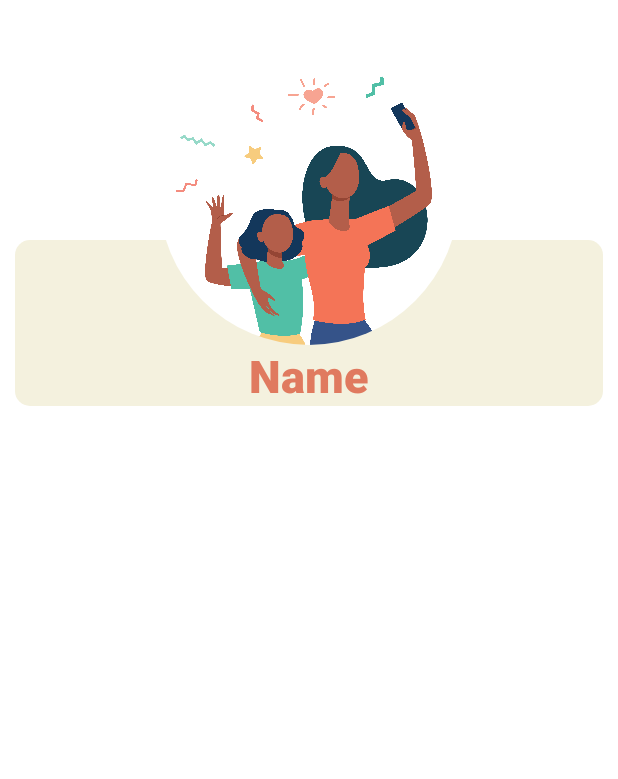
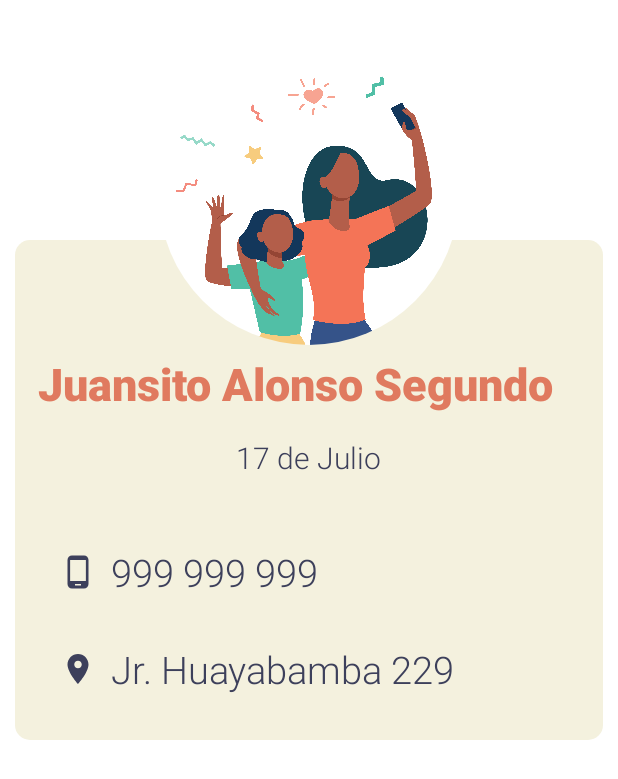
Before and after one commit to oliverTuesta/My_family, an Android app: the layout fragment_family_detail.xml on its own in the app's theme, with its tools: preview values and no code run, on a phone screen of 412 x 824 dp. Shown: the top 779 px of the screen. Run offline under Robolectric (Android 15) with nearby library versions, the phone set to English and light mode, and no system bars.

Commit message:
fragment family detail terminado

```diff
--- /dev/null
+++ b/app/src/main/res/drawable/ic_location.xml
@@ -0,0 +1,10 @@
+<vector xmlns:android="http://schemas.android.com/apk/res/android"
+    android:width="24dp"
+    android:height="24dp"
+    android:viewportWidth="24"
+    android:viewportHeight="24"
+    android:tint="@color/blue">
+  <path
+      android:fillColor="@android:color/white"
+      android:pathData="M12,2C8.13,2 5,5.13 5,9c0,5.25 7,13 7,13s7,-7.75 7,-13c0,-3.87 -3.13,-7 -7,-7zM12,11.5c-1.38,0 -2.5,-1.12 -2.5,-2.5s1.12,-2.5 2.5,-2.5 2.5,1.12 2.5,2.5 -1.12,2.5 -2.5,2.5z"/>
+</vector>
--- /dev/null
+++ b/app/src/main/res/drawable/ic_phone.xml
@@ -0,0 +1,10 @@
+<vector xmlns:android="http://schemas.android.com/apk/res/android"
+    android:width="24dp"
+    android:height="24dp"
+    android:viewportWidth="24"
+    android:viewportHeight="24"
+    android:tint="@color/blue">
+  <path
+      android:fillColor="@android:color/white"
+      android:pathData="M16,1L8,1C6.34,1 5,2.34 5,4v16c0,1.66 1.34,3 3,3h8c1.66,0 3,-1.34 3,-3L19,4c0,-1.66 -1.34,-3 -3,-3zM14,21h-4v-1h4v1zM17.25,18L6.75,18L6.75,4h10.5v14z"/>
+</vector>
--- a/app/src/main/res/layout/fragment_family_detail.xml
+++ b/app/src/main/res/layout/fragment_family_detail.xml
@@ -8,7 +8,8 @@
 
     <RelativeLayout
         android:layout_width="match_parent"
-        android:layout_height="match_parent">
+        android:layout_height="match_parent"
+        tools:ignore="UselessParent">
 
         <androidx.cardview.widget.CardView
             android:id="@+id/cvFamilyDetail"
@@ -30,8 +31,42 @@
                     android:layout_width="wrap_content"
                     android:layout_height="wrap_content"
                     android:layout_gravity="center_horizontal"
-                    android:layout_marginTop="70dp"
-                    tools:text="Name" />
+                    android:layout_marginStart="@dimen/margin_text"
+                    android:layout_marginTop="75dp"
+                    android:layout_marginEnd="@dimen/margin_text"
+                    android:lines="1"
+                    tools:text="Juansito Alonso Segundo Cuarto" />
+
+                <TextView
+                    style="@style/text1_style"
+                    android:layout_width="wrap_content"
+                    android:layout_height="wrap_content"
+                    android:layout_gravity="center_horizontal"
+                    android:layout_margin="@dimen/margin_text"
+                    tools:text="17 de Julio" />
+
+                <TextView
+                    style="@style/text2_style"
+                    android:layout_width="wrap_content"
+                    android:layout_height="wrap_content"
+                    android:layout_marginStart="30dp"
+                    android:layout_marginTop="30dp"
+                    android:drawablePadding="10dp"
+                    android:fontFamily="sans-serif-condensed"
+                    app:drawableStartCompat="@drawable/ic_phone"
+                    tools:text="999 999 999" />
+
+                <TextView
+                    style="@style/text2_style"
+                    android:layout_width="wrap_content"
+                    android:layout_height="wrap_content"
+                    android:layout_marginStart="30dp"
+                    android:layout_marginTop="30dp"
+                    android:layout_marginBottom="30dp"
+                    android:drawablePadding="10dp"
+                    android:fontFamily="sans-serif-condensed"
+                    app:drawableStartCompat="@drawable/ic_location"
+                    tools:text="Jr. Huayabamba 229" />
             </LinearLayout>
 
         </androidx.cardview.widget.CardView>
--- a/app/src/main/res/layout/fragment_home.xml
+++ b/app/src/main/res/layout/fragment_home.xml
@@ -19,7 +19,7 @@
             android:textSize="@dimen/title_size"
             android:layout_marginStart="20dp"
             android:layout_marginTop="10dp"
-            android:textColor="@color/text"
+            android:textColor="@color/green"
             app:layout_constraintStart_toStartOf="parent"
             app:layout_constraintTop_toTopOf="parent" />
 
@@ -57,9 +57,9 @@
                     android:layout_width="match_parent"
                     android:layout_height="wrap_content"
                     android:layout_margin="@dimen/margin_text"
-                    android:textSize="@dimen/text_size"
+                    android:textSize="@dimen/text1_size"
                     android:text="@string/app_description"
-                    style="@style/text_style"/>
+                    style="@style/text1_style"/>
             </LinearLayout>
 
 
--- a/app/src/main/res/values/colors.xml
+++ b/app/src/main/res/values/colors.xml
@@ -12,6 +12,7 @@
     <color name="primary_dark">#f2cc8f</color>
     <color name="primary">#f4f1de</color>
 
-    <color name="title">#e07a5f</color>
-    <color name="text">#3d405b</color>
+    <color name="blue">#3d405b</color>
+    <color name="orange">#e07a5f</color>
+    <color name="green">#81b29a</color>
 </resources>
--- a/app/src/main/res/values/dimens.xml
+++ b/app/src/main/res/values/dimens.xml
@@ -3,8 +3,9 @@
     <dimen name="card_margin">10dp</dimen>
     <dimen name="elevation">5dp</dimen>
     <dimen name="title_size">30sp</dimen>
-    <dimen name="text_size">20sp</dimen>
-    <dimen name="margin_text">10dp</dimen>
+    <dimen name="text1_size">20sp</dimen>
+    <dimen name="text2_size">25sp</dimen>
+    <dimen name="margin_text">15dp</dimen>
     <dimen name="margin_text2">5dp</dimen>
 
 </resources>
--- a/app/src/main/res/values/style.xml
+++ b/app/src/main/res/values/style.xml
@@ -9,14 +9,19 @@
     </style>
 
     <style name="title_style">
-        <item name="android:textColor">@color/title</item>
+        <item name="android:textColor">@color/orange</item>
         <item name="fontFamily">sans-serif-black</item>
         <item name="android:textSize">@dimen/title_size</item>
     </style>
-    <style name="text_style">
-        <item name="android:textColor">@color/text</item>
+    <style name="text1_style">
+        <item name="android:textColor">@color/blue</item>
         <item name="fontFamily">sans-serif-light</item>
-        <item name="android:textSize">@dimen/text_size</item>
+        <item name="android:textSize">@dimen/text1_size</item>
+    </style>
+    <style name="text2_style">
+        <item name="android:textColor">@color/blue</item>
+        <item name="fontFamily">sans-serif-light</item>
+        <item name="android:textSize">@dimen/text2_size</item>
     </style>
 
 </resources>
```
